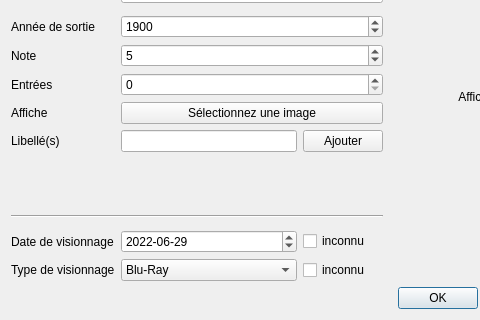
Above: Dialogs/AddViewDialog.ui from AmbreM71/MovieManager before the change; both pictures show x 0 to 480 and y 98 to 418 of the 575 by 418 pixel window. Below: the same form after it.
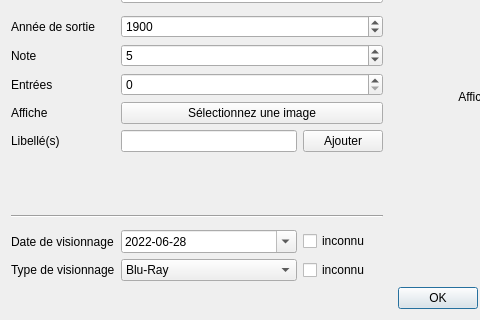
That is the form after the change.

Commit message: Add calendar popup to add view dialog

Diff of the .ui file:
```diff
--- a/Dialogs/AddViewDialog.ui
+++ b/Dialogs/AddViewDialog.ui
@@ -99,7 +99,7 @@
        <second>0</second>
        <year>2022</year>
        <month>6</month>
-       <day>29</day>
+       <day>28</day>
       </datetime>
      </property>
      <property name="maximumDateTime">
@@ -119,12 +119,15 @@
        <second>0</second>
        <year>1899</year>
        <month>12</month>
-       <day>23</day>
+       <day>22</day>
       </datetime>
      </property>
      <property name="displayFormat">
       <string>yyyy-MM-dd</string>
      </property>
+     <property name="calendarPopup">
+      <bool>true</bool>
+     </property>
     </widget>
    </item>
    <item row="9" column="0">
```
